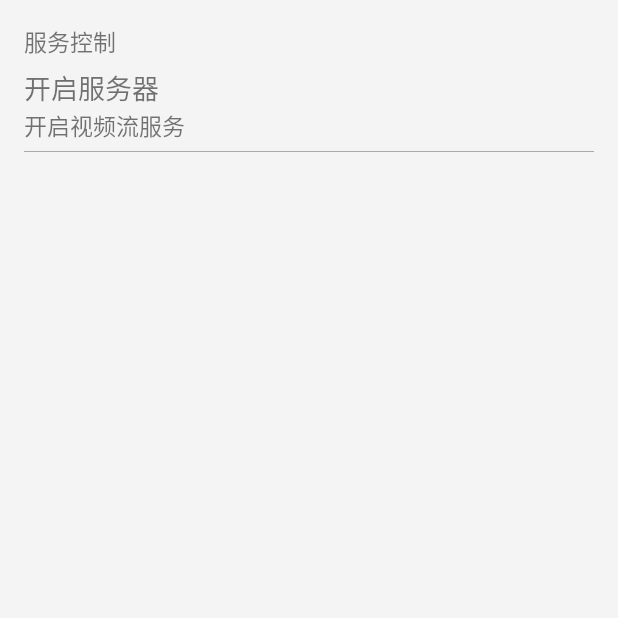
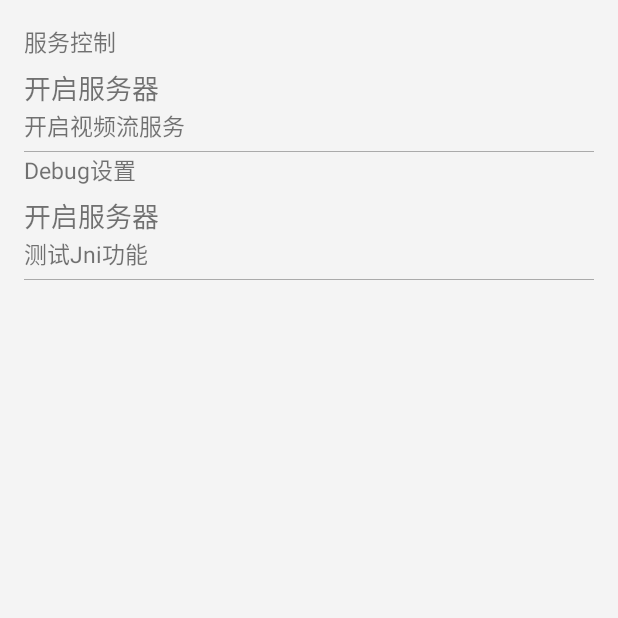
Before and after one commit to lrs0304/vmtbxpehvbqdr, an Android app: the screen it shows after launch (MainActivity), on a phone screen of 412 x 824 dp, the top half of it. Run offline under Robolectric (Android 15) with nearby library versions, the light colour scheme and no system bars; network calls fail; 2 statements that could not run were skipped.

Commit message:
Android-加入Native测试代码

```diff
--- a/UI/Android/app/src/main/java/com/legaocar/rison/android/MainActivity.java
+++ b/UI/Android/app/src/main/java/com/legaocar/rison/android/MainActivity.java
@@ -7,6 +7,8 @@ import android.widget.TextView;
 
 import com.legaocar.rison.android.control.streamservice.CameraStreamServiceActivity;
 import com.legaocar.rison.android.server.LegoHttpServer;
+import com.legaocar.rison.android.util.MLogUtil;
+import com.legaocar.rison.android.util.NativeUtil;
 import com.legaocar.rison.android.util.NetWorkUtil;
 
 public class MainActivity extends AppCompatActivity implements View.OnClickListener {
@@ -22,6 +24,7 @@ public class MainActivity extends AppCompatActivity implements View.OnClickListe
         setContentView(R.layout.main_activity);
 
         initViews();
+        MLogUtil.i(TAG, NativeUtil.getInstance().stringFromJNI());
 
         if (mWebServer == null) {
             mWebServer = NetWorkUtil.getInstance().getWebServer(this);
@@ -36,7 +39,6 @@ public class MainActivity extends AppCompatActivity implements View.OnClickListe
 
     }
 
-    @SuppressWarnings("null")
     private void initViews() {
         mStartService = findViewById(R.id.main_start_service);
         if (mStartService != null) {
@@ -44,6 +46,12 @@ public class MainActivity extends AppCompatActivity implements View.OnClickListe
             mStartService.findViewById(R.id.toggle).setVisibility(View.INVISIBLE);
         }
 
+        View debugJniView = findViewById(R.id.main_debug_jni);
+        if (debugJniView != null) {
+            debugJniView.setOnClickListener(this);
+            ((TextView) debugJniView.findViewById(R.id.hint)).setText(R.string.main_debug_jni);
+            debugJniView.findViewById(R.id.toggle).setVisibility(View.INVISIBLE);
+        }
     }
 
     @Override
@@ -53,6 +61,9 @@ public class MainActivity extends AppCompatActivity implements View.OnClickListe
                 CameraStreamServiceActivity.start(this);
             }
             break;
+            case R.id.main_debug_jni: {
+                NativeUtil.getInstance().testJni();
+            }
             default:
                 break;
         }
--- a/UI/Android/app/src/main/res/layout/main_activity.xml
+++ b/UI/Android/app/src/main/res/layout/main_activity.xml
@@ -20,13 +20,23 @@
 
         <TextView
             style="@style/MAIN_LIST_TITLE"
-            android:text="@string/main_service_title" />
+            android:text="@string/main_service_title"/>
 
         <include
             android:id="@+id/main_start_service"
-            layout="@layout/main_activity_bean" />
+            layout="@layout/main_activity_bean"/>
 
-        <include layout="@layout/basic_line_horizon" />
+        <include layout="@layout/basic_line_horizon"/>
+
+        <TextView
+            style="@style/MAIN_LIST_TITLE"
+            android:text="@string/main_debug"/>
+
+        <include
+            android:id="@+id/main_debug_jni"
+            layout="@layout/main_activity_bean"/>
+
+        <include layout="@layout/basic_line_horizon"/>
     </LinearLayout>
 
 </ScrollView>
--- a/UI/Android/app/src/main/res/values/strings.xml
+++ b/UI/Android/app/src/main/res/values/strings.xml
@@ -6,7 +6,10 @@
     <string name="main_service_hint_stop">开启视频流服务</string>
     <string name="main_service_hint_start">服务器地址：%s</string>
     <string name="action_run_in_background">后台运行</string>
+    <string name="main_debug">Debug设置</string>
+    <string name="main_debug_jni">测试Jni功能</string>
 
     <!--network util-->
     <string name="network_may_can_not_be_reach">非WiFi网络，可能无法访问</string>
+
 </resources>
```
Also changed, not shown: UI/Android/app/src/main/java/com/legaocar/rison/android/util/NativeUtil.java (+10 -0 lines). Lines whose indentation alone changed are shown as unchanged.
